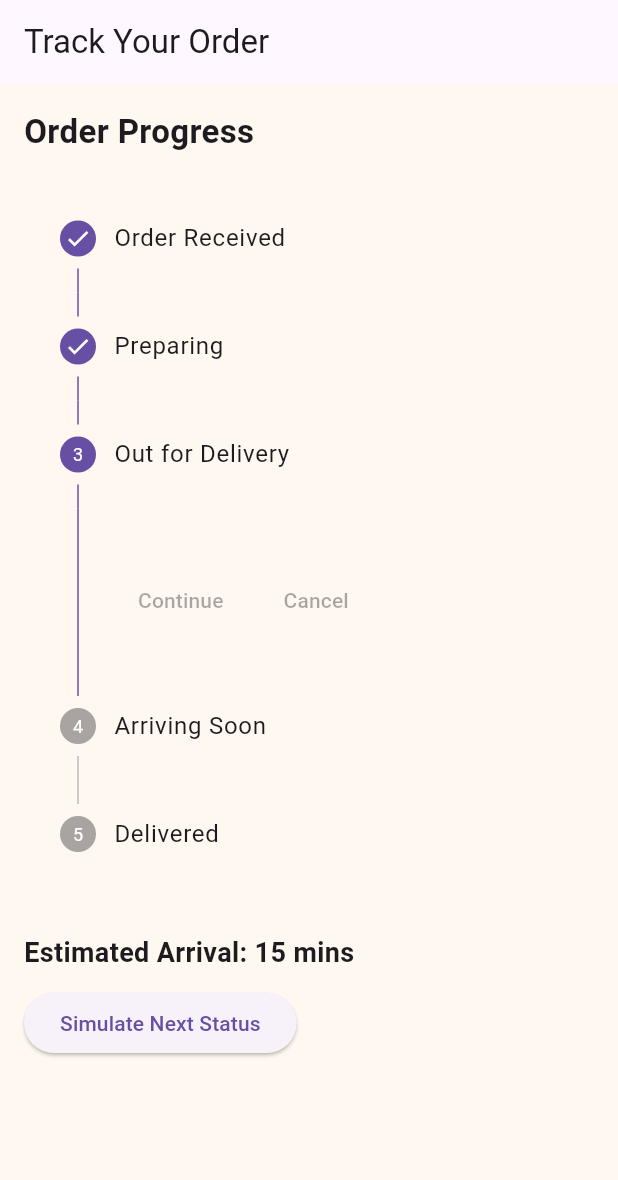
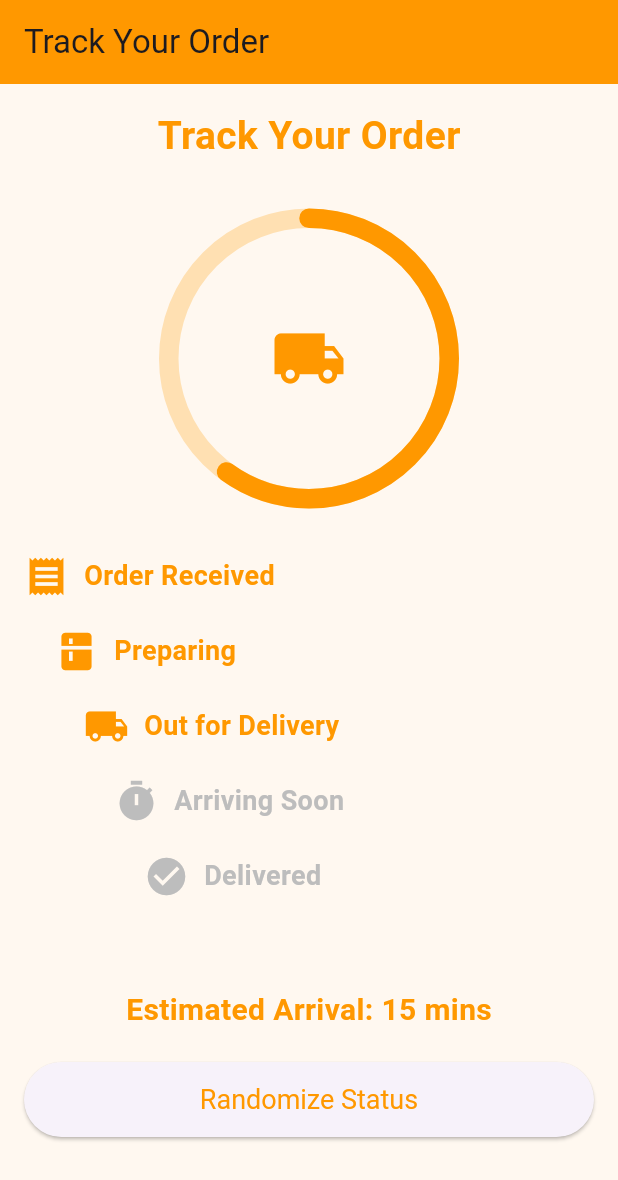
Before and after one commit to VanessaSimanta/UTS-Moprog-Food-Delivery-App, a Flutter app: the TrackingProgressScreen screen opened directly, on a phone screen of 412 x 824 dp. Shown: the top 1180 px of the screen. Run offline on Flutter 3.47's test engine with Material 3 defaults, Android fonts, the phone set to English and light mode, and no system bars; drawn by our look-alikes of percent_indicator; our stand-ins replace google_nav_bar, shared_preferences; missing offline and left inert: carousel_slider_plus; accounts and stored records are empty.

Commit message:
progressing on tracking screen

```diff
--- a/uts_mobile_programming/lib/screen/tracking.dart
+++ b/uts_mobile_programming/lib/screen/tracking.dart
@@ -1,4 +1,6 @@
+import 'dart:math';
 import 'package:flutter/material.dart';
+import 'package:percent_indicator/percent_indicator.dart';
 
 class TrackingProgressScreen extends StatefulWidget {
   const TrackingProgressScreen({super.key});
@@ -8,8 +10,7 @@ class TrackingProgressScreen extends StatefulWidget {
 }
 
 class _TrackingProgressScreenState extends State<TrackingProgressScreen> {
-  // contoh current step
-  int currentStep = 2; // mungkin nanti bisa dirandomize
+  int currentStep = 2; // Example current step
 
   final List<String> orderSteps = [
     "Order Received",
@@ -19,58 +20,120 @@ class _TrackingProgressScreenState extends State<TrackingProgressScreen> {
     "Delivered",
   ];
 
+  final List<IconData> stepIcons = [
+    Icons.receipt,
+    Icons.kitchen,
+    Icons.local_shipping,
+    Icons.timer,
+    Icons.check_circle,
+  ];
+
+  // Randomize order status
+  void randomizeStep() {
+    setState(() {
+      currentStep = Random().nextInt(orderSteps.length);
+    });
+  }
+
   @override
   Widget build(BuildContext context) {
     return Scaffold(
       appBar: AppBar(
-        title: Text('Track Your Order'),
+        title: const Text('Track Your Order'),
+        backgroundColor: Colors.orange,
       ),
       body: Padding(
         padding: const EdgeInsets.all(16.0),
         child: Column(
-          crossAxisAlignment: CrossAxisAlignment.start,
+          crossAxisAlignment: CrossAxisAlignment.center,
           children: [
-            Text(
-              "Order Progress",
+            const Text(
+              "Track Your Order",
               style: TextStyle(
-                fontSize: 22,
+                fontSize: 26,
                 fontWeight: FontWeight.bold,
+                color: Colors.orange,
               ),
             ),
-            SizedBox(height: 20),
-            Stepper(
-              currentStep: currentStep,
-              onStepTapped: (step) => setState(() => currentStep = step),
-              steps: orderSteps.map((step) {
-                int stepIndex = orderSteps.indexOf(step);
-                return Step(
-                  title: Text(step),
-                  content: Text(''),
-                  isActive: stepIndex <= currentStep,
-                  state: stepIndex < currentStep
-                      ? StepState.complete
-                      : StepState.indexed,
+            const SizedBox(height: 30),
+
+            // Playful Progress Bar
+            CircularPercentIndicator(
+              radius: 100.0,
+              lineWidth: 13.0,
+              animation: true,
+              percent: (currentStep + 1) / orderSteps.length,
+              center: Icon(
+                stepIcons[currentStep],
+                size: 50,
+                color: Colors.orange,
+              ),
+              circularStrokeCap: CircularStrokeCap.round,
+              progressColor: Colors.orange,
+              backgroundColor: Colors.orange.shade100,
+            ),
+
+            const SizedBox(height: 30),
+
+            // Stair-like order progress steps
+            Column(
+              crossAxisAlignment: CrossAxisAlignment.start,
+              children: orderSteps.asMap().entries.map((entry) {
+                int stepIndex = entry.key;
+                return Padding(
+                  padding: EdgeInsets.only(
+                    left: stepIndex *
+                        20.0, // Indent progressively for "stairs" effect
+                    bottom: 20.0, // Space between steps
+                  ),
+                  child: Row(
+                    children: [
+                      Icon(
+                        stepIcons[stepIndex],
+                        size: 30,
+                        color: stepIndex <= currentStep
+                            ? Colors.orange
+                            : Colors.grey.shade400,
+                      ),
+                      const SizedBox(width: 10),
+                      Text(
+                        entry.value,
+                        style: TextStyle(
+                          fontWeight: FontWeight.bold,
+                          fontSize: 18,
+                          color: stepIndex <= currentStep
+                              ? Colors.orange
+                              : Colors.grey.shade400,
+                        ),
+                      ),
+                    ],
+                  ),
                 );
               }).toList(),
             ),
-            SizedBox(height: 30),
+
+            const SizedBox(height: 40),
+
             Text(
               "Estimated Arrival: 15 mins",
-              style: TextStyle(
-                fontSize: 18,
+              style: const TextStyle(
+                fontSize: 20,
                 fontWeight: FontWeight.bold,
+                color: Colors.orange,
               ),
             ),
-            SizedBox(height: 10),
+
+            const SizedBox(height: 20),
+
             ElevatedButton(
-              onPressed: () {
-                setState(() {
-                  if (currentStep < orderSteps.length - 1) {
-                    currentStep++;
-                  }
-                });
-              },
-              child: Text("Simulate Next Status"),
+              onPressed: randomizeStep,
+              style: ElevatedButton.styleFrom(
+                foregroundColor: Colors.orange, // Button color
+                padding: const EdgeInsets.symmetric(vertical: 12),
+                textStyle: const TextStyle(fontSize: 18),
+                minimumSize: const Size(double.infinity, 50),
+              ),
+              child: const Text("Randomize Status"),
             ),
           ],
         ),
--- a/uts_mobile_programming/pubspec.yaml
+++ b/uts_mobile_programming/pubspec.yaml
@@ -40,6 +40,7 @@ dependencies:
   # The following adds the Cupertino Icons font to your application.
   # Use with the CupertinoIcons class for iOS style icons.
   cupertino_icons: ^1.0.0
+  percent_indicator: ^4.2.3
 
 dev_dependencies:
   flutter_test:
```
Also changed, not shown: uts_mobile_programming/pubspec.lock.
